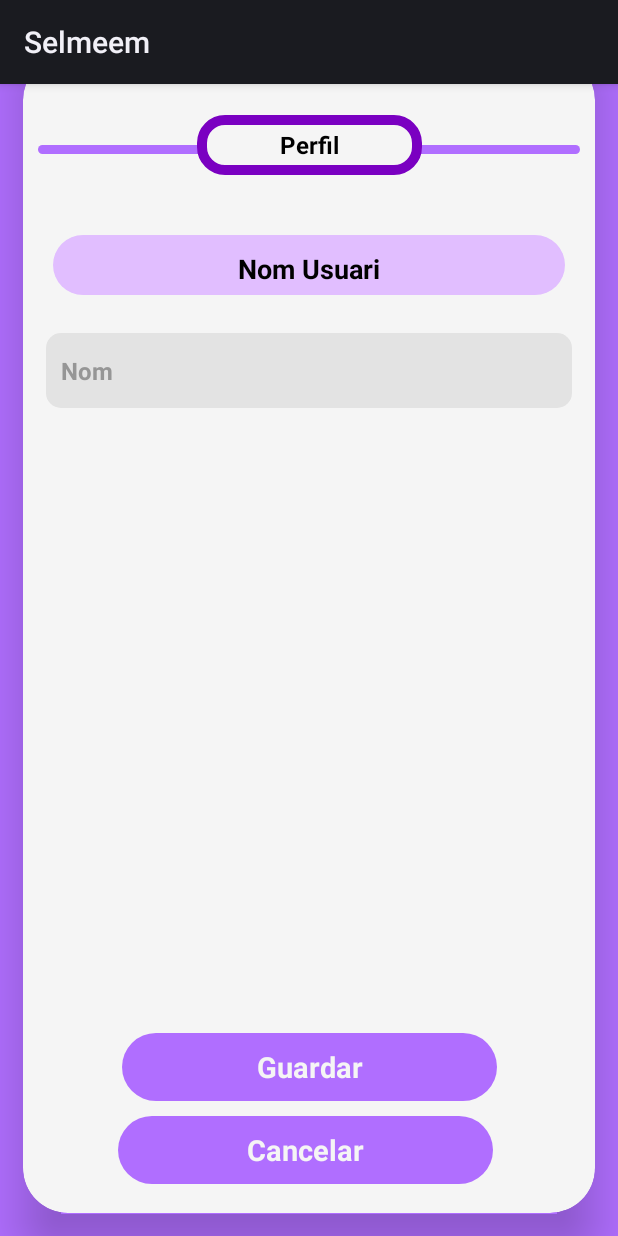
After one commit to MarcMengual/Selmeem, an Android app: the fragment EditarPerfil shown on its own in the app's theme, on a phone screen of 412 x 824 dp. The commit adds this screen. Run offline under Robolectric (Android 15) with nearby library versions, the phone set to English and light mode, and no system bars; our stand-ins replace Firebase (no records; nobody signed in at launch, a user with empty details on screens opened directly); 1 statement that could not run was skipped.

Commit message:
Conexio amb la base de dades: Perfil fet Corrutines en alguns llocs Revisio, neteja i comentar codi Ajustos Visuals
Migració del GitLab a GitHub Completada

```diff
--- a/app/build.gradle
+++ b/app/build.gradle
@@ -61,6 +61,9 @@ dependencies {
     implementation 'com.google.firebase:firebase-database:20.0.2'
     implementation 'com.google.firebase:firebase-firestore-ktx:23.0.4'
     implementation 'com.github.bumptech.glide:glide:4.12.0'
+    implementation 'org.jetbrains.kotlinx:kotlinx-coroutines-android:1.5.1'
+
+
 
 
 
--- a/app/src/main/AndroidManifest.xml
+++ b/app/src/main/AndroidManifest.xml
@@ -4,6 +4,7 @@
     package="cat.copernic.roomdecision.selmeem">
 
     <uses-permission android:name="android.permission.INTERNET"/>
+    <uses-permission android:name="READ_EXTERNAL_STORAGE"/>
 
     <application
         android:allowBackup="true"
--- /dev/null
+++ b/app/src/main/java/cat/copernic/roomdecision/selmeem/EditarPerfil.kt
@@ -0,0 +1,73 @@
+package cat.copernic.roomdecision.selmeem
+
+import android.os.Bundle
+import android.view.LayoutInflater
+import androidx.fragment.app.Fragment
+import android.view.View
+import android.view.ViewGroup
+import android.widget.EditText
+import android.widget.Toast
+import cat.copernic.roomdecision.selmeem.databinding.FragmentEditarPerfilBinding
+import com.google.firebase.auth.FirebaseAuth
+import com.google.firebase.firestore.FirebaseFirestore
+
+class EditarPerfil : Fragment() {
+
+    private lateinit var edPassw: EditText
+    private lateinit var binding: FragmentEditarPerfilBinding
+
+    override fun onCreateView(
+        inflater: LayoutInflater,
+        container: ViewGroup?,
+        savedInstanceState: Bundle?
+    ): View? {
+        // Infla el layout del fragmento
+        binding = FragmentEditarPerfilBinding.inflate(inflater, container, false)
+        return binding.root
+    }
+
+    override fun onViewCreated(view: View, savedInstanceState: Bundle?) {
+        super.onViewCreated(view, savedInstanceState)
+
+        // Botó per cancel·lar l'acció
+        val btnCancelar = binding.btnCancelar
+        btnCancelar.setOnClickListener {
+            val PerfilFragment = Perfil()
+            parentFragmentManager.beginTransaction()
+                .replace(R.id.contenidorFragments1, PerfilFragment)
+                .addToBackStack(null)
+                .commit()
+        }
+
+        // Botó per actualitzar el nom d'usuari
+        val btnCancelar2 = binding.btnCancelar2
+        edPassw = binding.edPassw
+        btnCancelar2.setOnClickListener {
+            val db = FirebaseFirestore.getInstance()
+            val user = FirebaseAuth.getInstance().currentUser
+            val email = user?.email
+
+            // Comprova que el camp no estigui buit
+            if (edPassw.text.toString().isEmpty()) {
+                Toast.makeText(activity, "El camp no pot estar buit", Toast.LENGTH_SHORT).show()
+            } else {
+                // Actualitza el nom d'usuari a Firebase
+                db.collection("usuarios").document(email!!).update("nom", edPassw.text.toString())
+                    .addOnSuccessListener {
+                        Toast.makeText(activity, "Nom actualitzat correctament", Toast.LENGTH_SHORT)
+                            .show()
+                        // Torna a la pantalla de perfil
+                        val PerfilFragment = Perfil()
+                        parentFragmentManager.beginTransaction()
+                            .replace(R.id.contenidorFragments1, PerfilFragment)
+                            .addToBackStack(null)
+                            .commit()
+                    }
+                    .addOnFailureListener {
+                        Toast.makeText(activity, "Error en actualitzar el nom", Toast.LENGTH_SHORT)
+                            .show()
+                    }
+            }
+        }
+    }
+}
--- a/app/src/main/java/cat/copernic/roomdecision/selmeem/Pantalla_inicial.kt
+++ b/app/src/main/java/cat/copernic/roomdecision/selmeem/Pantalla_inicial.kt
@@ -20,17 +20,19 @@ class Pantalla_inicial : Fragment() {
         inflater: LayoutInflater, container: ViewGroup?,
         savedInstanceState: Bundle?
     ): View? {
+        // Inflar el disseny del fragment a partir del binding generat a partir del disseny
         _binding = FragmentPantallaInicialBinding.inflate(inflater, container, false)
-        // Inflate the layout for this fragment
         return binding.root
     }
 
     override fun onViewCreated(view: View, savedInstanceState: Bundle?) {
         super.onViewCreated(view, savedInstanceState)
 
+        // Crear una llista d'elements per al RecyclerView
         val items = ArrayList<Item>()
         items.add(Item("Hola", "jaja", "", 9))
 
+        // Configurar el RecyclerView amb un LinearLayoutManager i un adaptador personalitzat
         binding.RVPublicacions.layoutManager = LinearLayoutManager(requireContext())
         binding.RVPublicacions.adapter = MyAdapter(requireContext(), items)
     }
@@ -38,6 +40,7 @@ class Pantalla_inicial : Fragment() {
 
     override fun onDestroyView() {
         super.onDestroyView()
+        // Desvincular el binding per evitar fuites de memòria
         _binding = null
     }
 }
--- a/app/src/main/res/drawable/border_radius_inici_blanc.xml
+++ b/app/src/main/res/drawable/border_radius_inici_blanc.xml
@@ -6,7 +6,7 @@
 
         <stroke
             android:width="10px"
-            android:color="@color/lilaFosc2">
+            android:color="#7A00C1">
 
         </stroke>
 </shape>
--- a/app/src/main/res/layout/activity_main.xml
+++ b/app/src/main/res/layout/activity_main.xml
@@ -40,7 +40,7 @@
         android:id="@+id/cardViewSh"
         android:layout_width="match_parent"
         android:layout_height="20dp"
-        android:background="#8300FF"
+        android:background="@color/LilaFosc"
 
         app:layout_constraintEnd_toEndOf="parent"
         app:layout_constraintStart_toStartOf="parent"
--- /dev/null
+++ b/app/src/main/res/layout/fragment_editar_perfil.xml
@@ -0,0 +1,147 @@
+<?xml version="1.0" encoding="utf-8"?>
+<androidx.constraintlayout.widget.ConstraintLayout xmlns:android="http://schemas.android.com/apk/res/android"
+    xmlns:app="http://schemas.android.com/apk/res-auto"
+    xmlns:tools="http://schemas.android.com/tools"
+    android:layout_width="match_parent"
+    android:layout_height="match_parent"
+    android:background="@color/LilaFosc"
+    tools:context=".Perfil">
+
+    <androidx.cardview.widget.CardView
+        android:id="@+id/cardViewInici"
+        android:layout_width="match_parent"
+        android:layout_height="match_parent"
+        android:layout_gravity="center|top"
+
+
+        android:layout_marginStart="15dp"
+
+        android:layout_marginTop="-20dp"
+        android:layout_marginEnd="15dp"
+        android:layout_marginBottom="15dp"
+        app:cardBackgroundColor="@color/white"
+        app:cardCornerRadius="30dp"
+        app:cardElevation="20dp"
+        app:cardPreventCornerOverlap="false"
+        app:layout_constraintBottom_toBottomOf="parent"
+        app:layout_constraintEnd_toEndOf="parent"
+        app:layout_constraintStart_toStartOf="parent"
+        app:layout_constraintTop_toTopOf="parent">
+
+        <androidx.constraintlayout.widget.ConstraintLayout
+            android:layout_width="match_parent"
+            android:layout_height="match_parent">
+
+            <View
+                android:id="@+id/cardViewTop"
+                android:layout_width="match_parent"
+                android:layout_height="6dp"
+
+                android:layout_marginStart="10dp"
+                android:layout_marginTop="60dp"
+                android:layout_marginEnd="10dp"
+                android:background="@drawable/border_radius_lila"
+                app:layout_constraintEnd_toEndOf="parent"
+                app:layout_constraintStart_toStartOf="parent"
+                app:layout_constraintTop_toTopOf="parent" />
+
+            <Button
+                android:id="@+id/btnIniciarSessio3"
+                style="@style/Theme.BotoNormal"
+
+                android:layout_marginStart="10dp"
+                android:layout_marginTop="40dp"
+                android:layout_marginEnd="10dp"
+                android:layout_marginBottom="20dp"
+                android:background="@drawable/border_radius_inici_blanc"
+                android:text="@string/perfil"
+                app:backgroundTint="@null"
+
+                app:layout_constraintEnd_toEndOf="parent"
+                app:layout_constraintStart_toStartOf="parent"
+                app:layout_constraintTop_toTopOf="parent"
+                tools:ignore="TouchTargetSizeCheck" />
+
+            <View
+                android:id="@+id/cardViewNom"
+                android:layout_width="match_parent"
+                android:layout_height="40dp"
+
+                android:layout_marginStart="20dp"
+
+                android:layout_marginTop="40dp"
+                android:layout_marginEnd="20dp"
+                android:background="@drawable/border_radius_lila_clar"
+                app:layout_constraintEnd_toEndOf="parent"
+                app:layout_constraintStart_toStartOf="parent"
+                app:layout_constraintTop_toBottomOf="@+id/btnIniciarSessio3" />
+
+            <TextView
+                android:id="@+id/nomText"
+                style="@style/Theme.TextPerfil"
+                android:layout_width="match_parent"
+                android:layout_height="32dp"
+                android:layout_marginStart="40dp"
+
+
+                android:layout_marginEnd="40dp"
+                android:gravity="center"
+                android:text="@string/nom_usuari"
+                app:layout_constraintBottom_toBottomOf="@+id/cardViewNom"
+                app:layout_constraintEnd_toEndOf="@+id/cardViewNom"
+                app:layout_constraintStart_toStartOf="@+id/cardViewNom"
+                app:layout_constraintTop_toTopOf="@+id/cardViewNom"
+                tools:ignore="TouchTargetSizeCheck" />
+
+            <EditText
+                android:id="@+id/edPassw"
+                style="@style/Theme.editTextGris"
+                android:layout_width="match_parent"
+                android:layout_height="50dp"
+                android:layout_marginStart="15dp"
+
+
+                android:layout_marginTop="25dp"
+                android:layout_marginEnd="15dp"
+                android:autofillHints=""
+                android:ems="10"
+                android:hint="@string/Nom"
+                android:inputType="text"
+                app:backgroundTint="@color/grisClar"
+                app:layout_constraintEnd_toEndOf="parent"
+                app:layout_constraintHorizontal_bias="0.0"
+                app:layout_constraintStart_toStartOf="parent"
+                app:layout_constraintTop_toBottomOf="@+id/cardViewNom" />
+
+            <Button
+                android:id="@+id/btnCancelar"
+                style="@style/Theme.BotoIniciRegister"
+
+                android:layout_marginStart="20dp"
+                android:layout_marginEnd="20dp"
+                android:layout_marginBottom="20dp"
+                android:background="@drawable/border_radius_lila"
+                android:text="@string/cancelar"
+                app:layout_constraintBottom_toBottomOf="parent"
+                app:layout_constraintEnd_toEndOf="parent"
+                app:layout_constraintHorizontal_bias="0.476"
+                app:layout_constraintStart_toStartOf="parent" />
+
+            <Button
+                android:id="@+id/btnCancelar2"
+                style="@style/Theme.BotoIniciRegister"
+
+                android:layout_marginStart="20dp"
+                android:layout_marginEnd="20dp"
+                android:layout_marginBottom="10dp"
+                android:background="@drawable/border_radius_lila"
+                android:text="@string/guardar"
+                app:layout_constraintBottom_toTopOf="@+id/btnCancelar"
+                app:layout_constraintEnd_toEndOf="parent"
+                app:layout_constraintStart_toStartOf="parent" />
+
+        </androidx.constraintlayout.widget.ConstraintLayout>
+
+    </androidx.cardview.widget.CardView>
+
+</androidx.constraintlayout.widget.ConstraintLayout>
--- a/app/src/main/res/layout/fragment_editar_publicacio.xml
+++ b/app/src/main/res/layout/fragment_editar_publicacio.xml
@@ -25,7 +25,7 @@
         android:id="@+id/cardViewSh"
         android:layout_width="match_parent"
         android:layout_height="20dp"
-        android:background="#8300FF"
+        android:background="@color/LilaFosc"
 
         app:layout_constraintEnd_toEndOf="parent"
         app:layout_constraintStart_toStartOf="parent"
--- a/app/src/main/res/layout/fragment_nova__publicacio.xml
+++ b/app/src/main/res/layout/fragment_nova__publicacio.xml
@@ -25,7 +25,7 @@
         android:id="@+id/cardViewSh"
         android:layout_width="match_parent"
         android:layout_height="20dp"
-        android:background="#8300FF"
+        android:background="@color/LilaFosc"
 
         app:layout_constraintEnd_toEndOf="parent"
         app:layout_constraintStart_toStartOf="parent"
--- a/app/src/main/res/values/colors.xml
+++ b/app/src/main/res/values/colors.xml
@@ -1,12 +1,15 @@
 <?xml version="1.0" encoding="utf-8"?>
 <resources>
     <color name="black">#FF000000</color>
-    <color name="white">#FFFFFFFF</color>
+    <color name="white">#F5F5F5</color>
     <color name="LilaFosc">#B06EFF</color>
-    <color name="grisClar">#F0F0F0</color>
+    <color name="grisClar">#E3E3E3</color>
     <color name="blau">#00CDFF</color>
     <color name="lilaFosc2">#7D3CFF</color>
     <color name="blauClar">#E6FEFF</color>
     <color name="lilaClar">#E1BEFF</color>
     <color name="grisMoltClar">#F4F4F4</color>
+    <color name="grisB">#969696</color>
+
+
 </resources>
--- a/app/src/main/res/values/styles.xml
+++ b/app/src/main/res/values/styles.xml
@@ -7,6 +7,8 @@
         <item name="android:textStyle">bold</item>
         <item name="android:background">@drawable/border_radius_lila</item>
         <item name="android:textColor">@color/white</item>
+        <item name="android:gravity">center</item>
+
 
     </style>
 
@@ -17,6 +19,7 @@
         <item name="android:gravity">center_vertical|left</item>
         <item name="android:paddingLeft">10dp</item>
         <item name="android:textStyle">bold</item>
+        <item name="android:textColorHint">@color/grisB</item>
     </style>
 
     <style name="Theme.BotoNormal" parent="Widget.Material3.Button">
```
Also changed, not shown: app/src/main/java/cat/copernic/roomdecision/selmeem/ContenidorFragments.kt (+13 -15 lines), app/src/main/java/cat/copernic/roomdecision/selmeem/MainActivity.kt (+17 -27 lines), app/src/main/java/cat/copernic/roomdecision/selmeem/Nova_Publicacio.kt (+1 -36 lines), app/src/main/java/cat/copernic/roomdecision/selmeem/Perfil.kt (+75 -26 lines), app/src/main/java/cat/copernic/roomdecision/selmeem/RecuperarContrasenya.kt (+27 -6 lines), app/src/main/java/cat/copernic/roomdecision/selmeem/Register.kt (+66 -38 lines), app/src/main/res/menu/perfil_menu.xml (added, +8 -0 lines).
